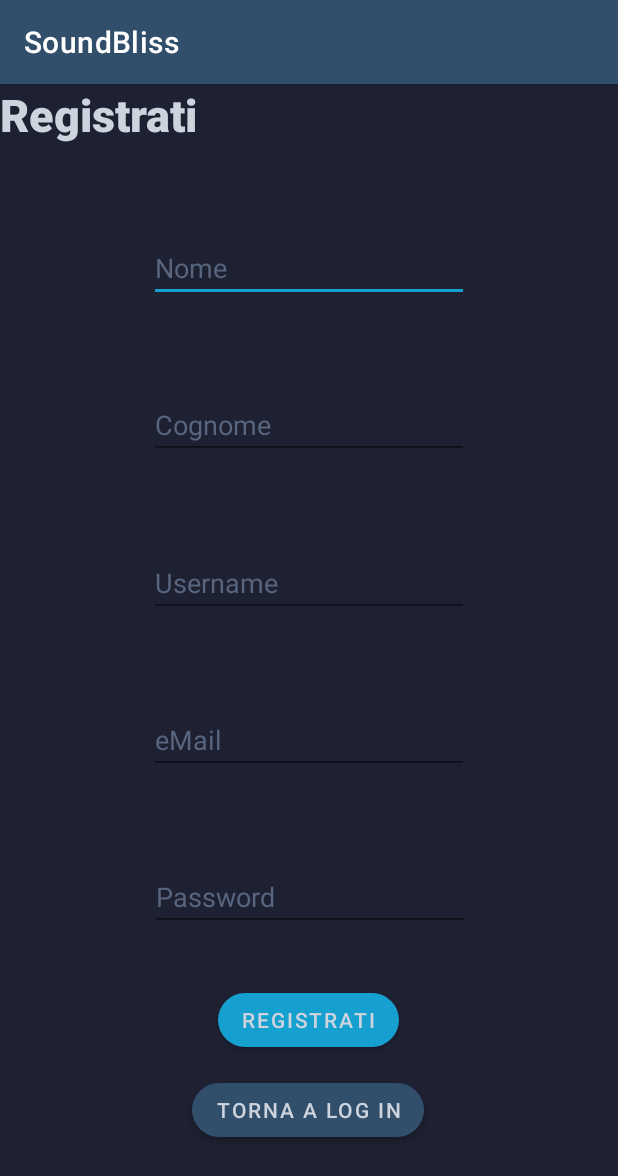
After one commit to FernandoEdelstein/SoundBliss, an Android app: the fragment SignUp shown on its own in the app's theme, on a phone screen of 412 x 824 dp. The commit adds this screen. Shown: the top 1176 px of the screen. Run offline under Robolectric (Android 15) with nearby library versions, the phone set to English and light mode, and no system bars.

Commit message:
LogIn / SignIn Form

```diff
--- a/app/build.gradle
+++ b/app/build.gradle
@@ -39,6 +39,7 @@ dependencies {
     implementation 'androidx.appcompat:appcompat:1.1.0'
     implementation 'com.google.android.material:material:1.1.0'
     implementation 'androidx.constraintlayout:constraintlayout:1.1.3'
+    implementation 'androidx.legacy:legacy-support-v4:1.0.0'
     testImplementation 'junit:junit:4.+'
     androidTestImplementation 'androidx.test.ext:junit:1.1.1'
     androidTestImplementation 'androidx.test.espresso:espresso-core:3.2.0'
--- /dev/null
+++ b/app/src/main/java/com/soundbliss/Fragments/SignUp.kt
@@ -0,0 +1,45 @@
+package com.soundbliss.Fragments
+
+import android.os.Bundle
+import androidx.fragment.app.Fragment
+import android.view.LayoutInflater
+import android.view.View
+import android.view.ViewGroup
+import com.soundbliss.R
+
+
+private const val ARG_PARAM1 = "param1"
+private const val ARG_PARAM2 = "param2"
+
+class SignUp : Fragment() {
+    // TODO: Rename and change types of parameters
+    private var param1: String? = null
+    private var param2: String? = null
+
+    override fun onCreate(savedInstanceState: Bundle?) {
+        super.onCreate(savedInstanceState)
+        arguments?.let {
+            param1 = it.getString(ARG_PARAM1)
+            param2 = it.getString(ARG_PARAM2)
+        }
+    }
+
+    override fun onCreateView(
+        inflater: LayoutInflater, container: ViewGroup?,
+        savedInstanceState: Bundle?
+    ): View? {
+        // Inflate the layout for this fragment
+        return inflater.inflate(R.layout.fragment_sign_up, container, false)
+    }
+
+    companion object {
+        @JvmStatic
+        fun newInstance(param1: String, param2: String) =
+            SignUp().apply {
+                arguments = Bundle().apply {
+                    putString(ARG_PARAM1, param1)
+                    putString(ARG_PARAM2, param2)
+                }
+            }
+    }
+}
--- /dev/null
+++ b/app/src/main/res/layout/fragment_sign_up.xml
@@ -0,0 +1,129 @@
+<?xml version="1.0" encoding="utf-8"?>
+<androidx.constraintlayout.widget.ConstraintLayout xmlns:android="http://schemas.android.com/apk/res/android"
+    xmlns:app="http://schemas.android.com/apk/res-auto"
+    xmlns:tools="http://schemas.android.com/tools"
+    android:id="@+id/constraintLayout"
+    android:layout_width="match_parent"
+    android:layout_height="match_parent"
+    android:background="@color/blue_800"
+    tools:context=".Fragments.SignUp">
+
+    <TextView
+        android:id="@+id/textView2"
+        android:layout_width="wrap_content"
+        android:layout_height="wrap_content"
+        android:fontFamily="sans-serif-black"
+        android:text="Registrati"
+        android:textColor="@color/white_100"
+        android:textSize="30sp"
+        tools:layout_editor_absoluteX="139dp"
+        tools:layout_editor_absoluteY="88dp" />
+
+    <EditText
+        android:id="@+id/nameField"
+        android:layout_width="wrap_content"
+        android:layout_height="wrap_content"
+        android:layout_marginTop="24dp"
+        android:ems="10"
+        android:hint="Nome"
+        android:inputType="textPersonName"
+        android:textColor="@color/white_100"
+        android:textColorHint="@color/white_300"
+        app:layout_constraintBottom_toTopOf="@+id/lastnameField"
+        app:layout_constraintEnd_toEndOf="parent"
+        app:layout_constraintHorizontal_bias="0.5"
+        app:layout_constraintStart_toStartOf="parent"
+        app:layout_constraintTop_toBottomOf="@+id/textView2" />
+
+    <EditText
+        android:id="@+id/lastnameField"
+        android:layout_width="wrap_content"
+        android:layout_height="wrap_content"
+        android:layout_marginTop="24dp"
+        android:ems="10"
+        android:hint="Cognome"
+        android:inputType="textPersonName"
+        android:textColor="@color/white_100"
+        android:textColorHint="@color/white_300"
+        app:layout_constraintBottom_toTopOf="@+id/usernameField"
+        app:layout_constraintEnd_toEndOf="parent"
+        app:layout_constraintHorizontal_bias="0.5"
+        app:layout_constraintStart_toStartOf="parent"
+        app:layout_constraintTop_toBottomOf="@+id/nameField" />
+
+    <EditText
+        android:id="@+id/emailField"
+        android:layout_width="wrap_content"
+        android:layout_height="wrap_content"
+        android:layout_marginTop="24dp"
+        android:ems="10"
+        android:hint="eMail"
+        android:inputType="textPersonName"
+        android:textColor="@color/white_100"
+        android:textColorHint="@color/white_300"
+        app:layout_constraintBottom_toTopOf="@+id/passField"
+        app:layout_constraintEnd_toEndOf="parent"
+        app:layout_constraintHorizontal_bias="0.5"
+        app:layout_constraintStart_toStartOf="parent"
+        app:layout_constraintTop_toBottomOf="@+id/usernameField" />
+
+    <EditText
+        android:id="@+id/passField"
+        android:layout_width="wrap_content"
+        android:layout_height="wrap_content"
+        android:layout_marginTop="24dp"
+        android:ems="10"
+        android:hint="Password"
+        android:inputType="textPassword"
+        android:textColor="@color/white_100"
+        android:textColorHint="@color/white_300"
+        app:layout_constraintBottom_toTopOf="@+id/registerButton"
+        app:layout_constraintEnd_toEndOf="parent"
+        app:layout_constraintHorizontal_bias="0.502"
+        app:layout_constraintStart_toStartOf="parent"
+        app:layout_constraintTop_toBottomOf="@+id/emailField" />
+
+    <EditText
+        android:id="@+id/usernameField"
+        android:layout_width="wrap_content"
+        android:layout_height="wrap_content"
+        android:layout_marginTop="24dp"
+        android:ems="10"
+        android:hint="Username"
+        android:inputType="textPersonName"
+        android:textColor="@color/white_100"
+        android:textColorHint="@color/white_300"
+        app:layout_constraintBottom_toTopOf="@+id/emailField"
+        app:layout_constraintEnd_toEndOf="parent"
+        app:layout_constraintHorizontal_bias="0.5"
+        app:layout_constraintStart_toStartOf="parent"
+        app:layout_constraintTop_toBottomOf="@+id/lastnameField" />
+
+    <Button
+        android:id="@+id/registerButton"
+        android:layout_width="wrap_content"
+        android:layout_height="wrap_content"
+        android:layout_marginBottom="12dp"
+        android:text="Registrati"
+        android:textColor="@color/white_100"
+        app:backgroundTint="@color/blue_100"
+        app:cornerRadius="22dp"
+        app:layout_constraintBottom_toTopOf="@+id/backLogButton"
+        app:layout_constraintEnd_toEndOf="parent"
+        app:layout_constraintHorizontal_bias="0.498"
+        app:layout_constraintStart_toStartOf="parent" />
+
+    <Button
+        android:id="@+id/backLogButton"
+        android:layout_width="wrap_content"
+        android:layout_height="wrap_content"
+        android:layout_marginBottom="60dp"
+        android:text="Torna a Log In"
+        android:textColor="@color/white_100"
+        app:cornerRadius="22dp"
+        app:layout_constraintBottom_toBottomOf="parent"
+        app:layout_constraintEnd_toEndOf="parent"
+        app:layout_constraintHorizontal_bias="0.498"
+        app:layout_constraintStart_toStartOf="parent" />
+
+</androidx.constraintlayout.widget.ConstraintLayout>
--- a/app/src/main/res/values/strings.xml
+++ b/app/src/main/res/values/strings.xml
@@ -1,3 +1,5 @@
 <resources>
     <string name="app_name">SoundBliss</string>
+    <!-- TODO: Remove or change this placeholder text -->
+    <string name="hello_blank_fragment">Hello blank fragment</string>
 </resources>
```
Also changed, not shown: app/src/main/java/com/soundbliss/Fragments/LogIn.kt (added, +47 -0 lines), app/src/main/res/drawable/text_box.xml (added, +7 -0 lines), app/src/main/res/layout/activity_main.xml (+6 -1 lines), app/src/main/res/layout/fragment_log_in.xml (added, +85 -0 lines).
